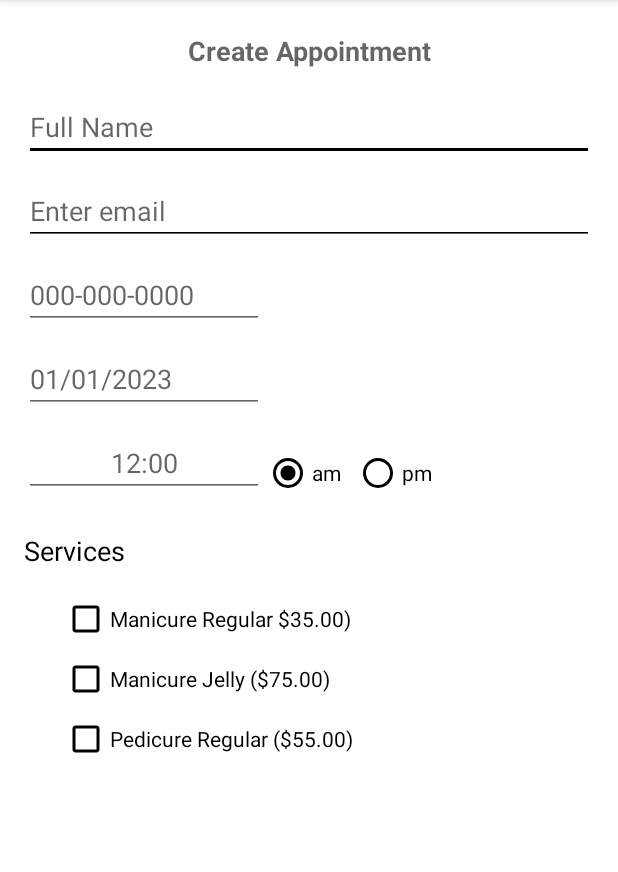
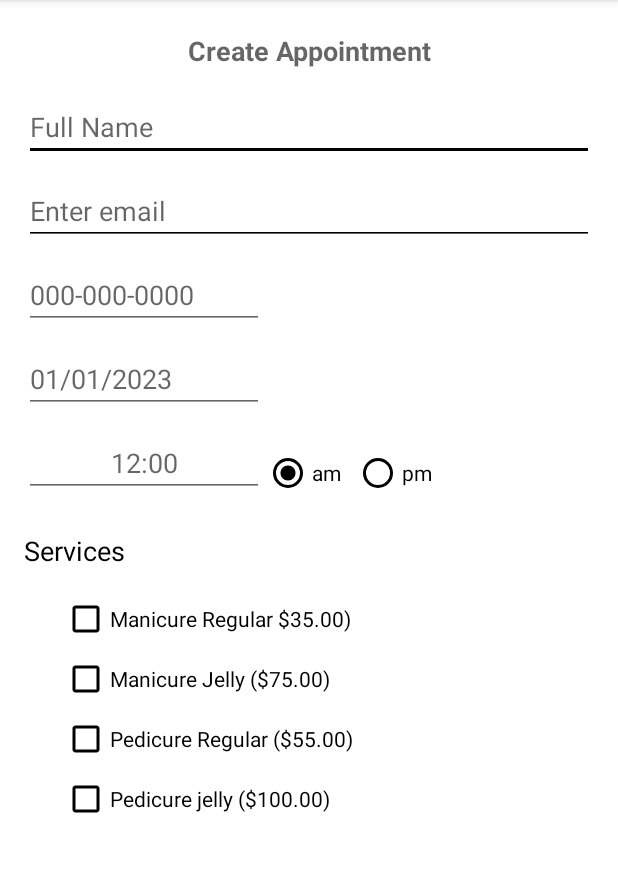
Before and after one commit to fcamas/OnSchedule, an Android app: the NailsCreateActivity screen opened directly, with no data from a screen before it, on a phone screen of 412 x 824 dp, the part 84-956 px from its top. Run offline under Robolectric (Android 15) with nearby library versions, the phone set to English and light mode, and no system bars.

Commit message:
added check box for services 4

```diff
--- a/app/src/main/res/layout/activity_nails_create.xml
+++ b/app/src/main/res/layout/activity_nails_create.xml
@@ -168,6 +168,20 @@
         app:layout_constraintEnd_toEndOf="parent"
         app:layout_constraintStart_toStartOf="parent"
         app:layout_constraintTop_toBottomOf="@+id/s_2" />
+    <CheckBox
+        android:id="@+id/s_4"
+        android:layout_width="200dp"
+        android:layout_height="30dp"
+        android:layout_marginStart="16dp"
+        android:layout_marginLeft="16dp"
+        android:layout_marginTop="10dp"
+        android:layout_marginEnd="145dp"
+        android:layout_marginRight="16dp"
+        android:buttonTint="@color/black"
+        android:text="Pedicure jelly ($100.00)"
+        app:layout_constraintEnd_toEndOf="parent"
+        app:layout_constraintStart_toStartOf="parent"
+        app:layout_constraintTop_toBottomOf="@+id/s_3" />
 
 
 
```
